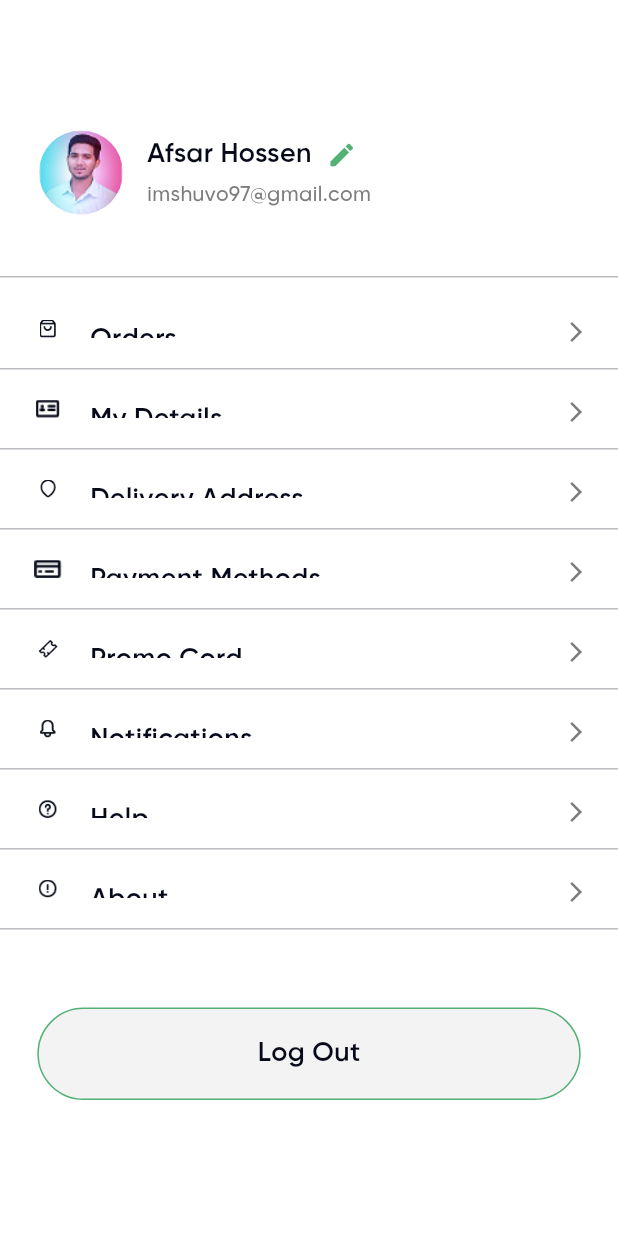
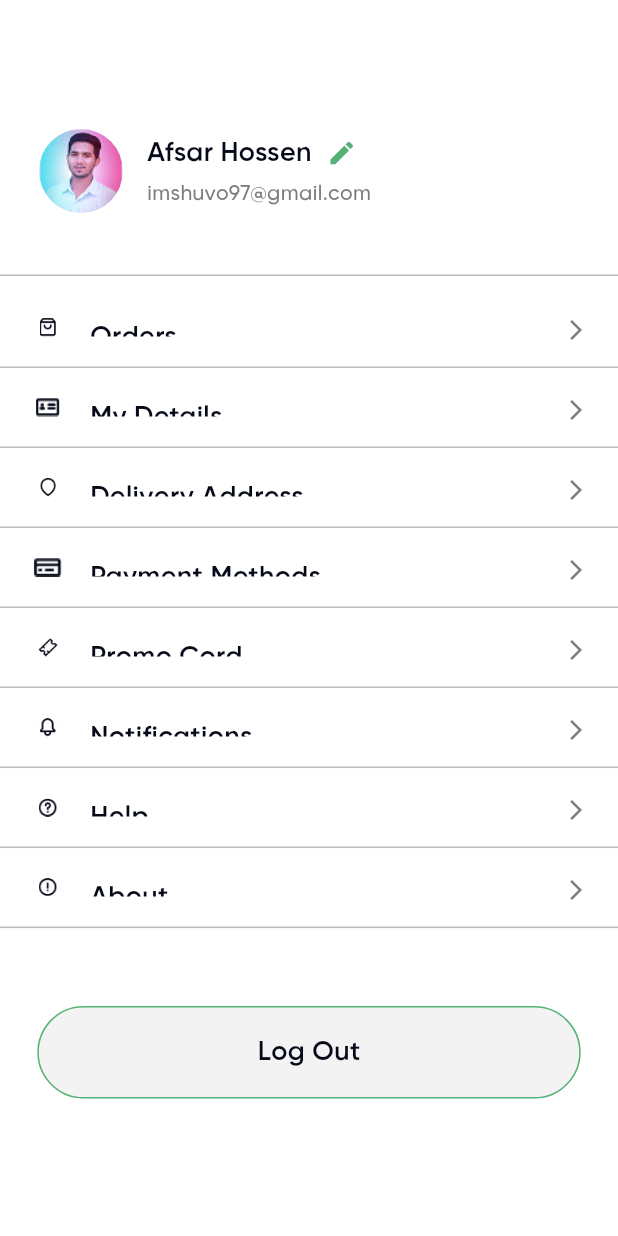
Before and after one commit to mazdon9/Groceries_App_UI, a Flutter app: the AccountScreen screen opened by its route, on a phone screen of 412 x 824 dp. Run offline on Flutter 3.47's test engine with Material 3 defaults, Android fonts, the light colour scheme and no system bars; our stand-ins replace get_it, go_router, injectable, shared_preferences; accounts and stored records are empty.

Commit message:
dashboard + account screen

```diff
--- a/lib/presentation/screens/account/account_screen.dart
+++ b/lib/presentation/screens/account/account_screen.dart
@@ -16,7 +16,7 @@ class AccountScreen extends StatelessWidget {
       backgroundColor: AppColorSchemes.white,
       body: SingleChildScrollView(
         child: Padding(
-          padding: const EdgeInsets.only(top: 56),
+          padding: const EdgeInsets.only(top: 55),
           child: Column(
             crossAxisAlignment: CrossAxisAlignment.center,
             children: [
```
